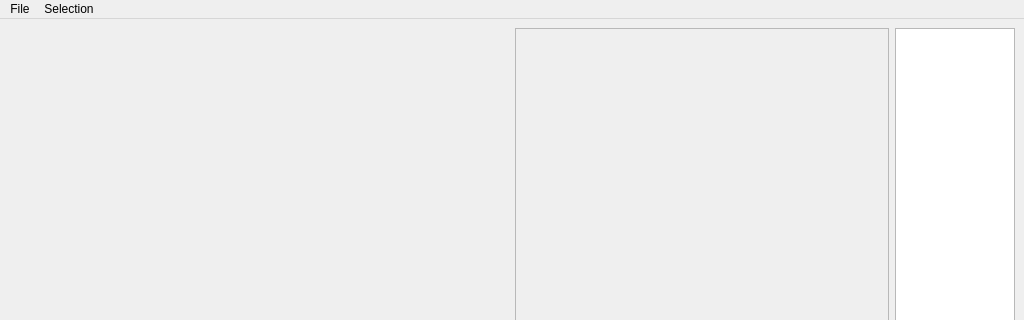
alex-r-bigelow/compreheNGSive, file GNGSTA/gui/ui/SingleVariant.ui: the form before one commit; both pictures show x 0 to 1024 and y 0 to 320 of the 1024 by 768 pixel window.
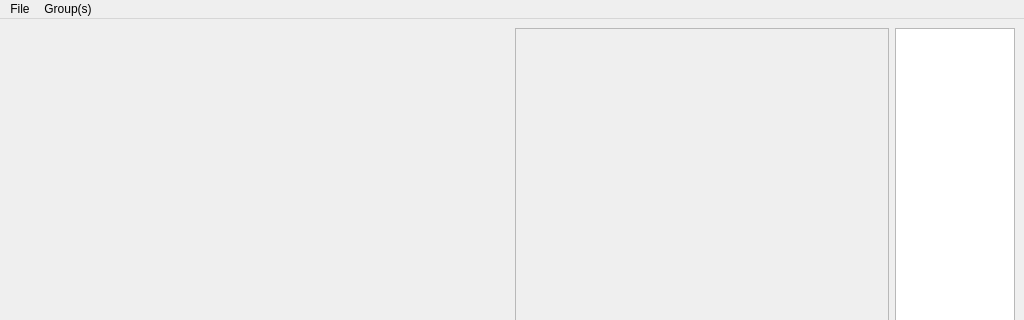
The form after the commit.

Diff of the .ui file:
```diff
--- a/GNGSTA/gui/ui/SingleVariant.ui
+++ b/GNGSTA/gui/ui/SingleVariant.ui
@@ -148,9 +148,9 @@
     <addaction name="separator"/>
     <addaction name="actionQuit"/>
    </widget>
-   <widget class="QMenu" name="menuSelection">
+   <widget class="QMenu" name="menuGroups">
     <property name="title">
-     <string>Selection</string>
+     <string>Group(s)</string>
     </property>
     <addaction name="actionUndo"/>
     <addaction name="actionRedo"/>
@@ -165,7 +165,7 @@
     <addaction name="actionComplement"/>
    </widget>
    <addaction name="menuFile"/>
-   <addaction name="menuSelection"/>
+   <addaction name="menuGroups"/>
   </widget>
   <widget class="QStatusBar" name="statusbar"/>
   <action name="actionBack_To_Setup">
```
